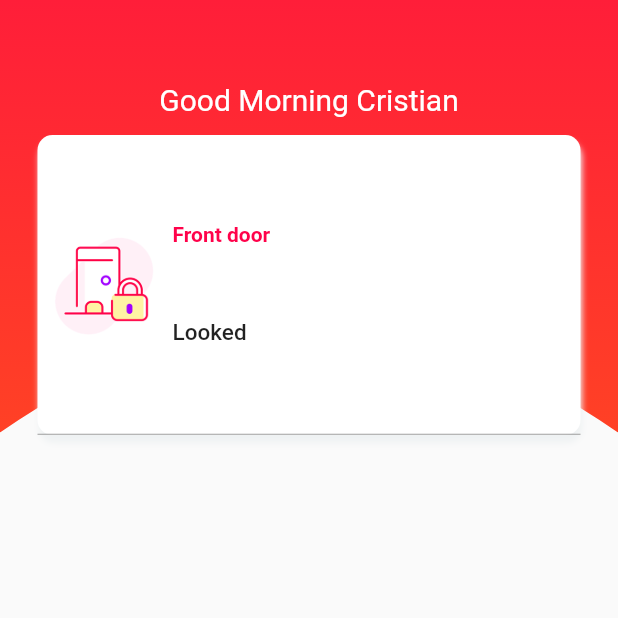
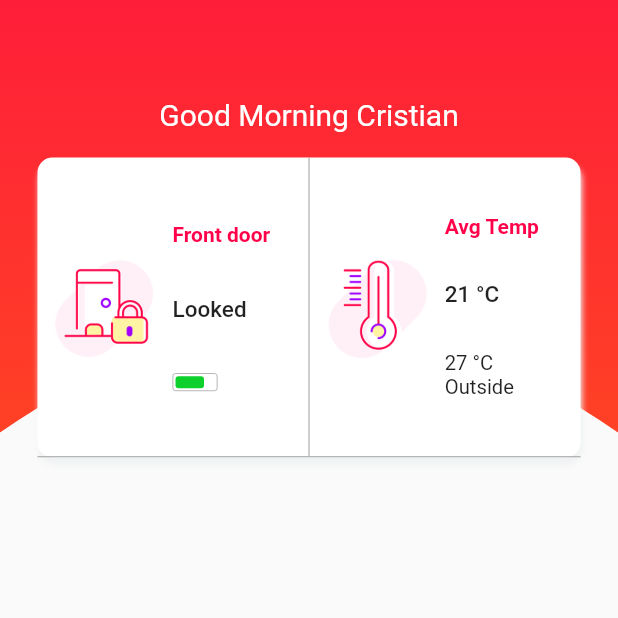
Before and after one commit to cristianfchq/flutter_smart_home_app, a Flutter app: the screen it shows after launch, on a phone screen of 412 x 824 dp, the top half of it. Run offline on Flutter 3.47's test engine with Material 2 defaults, Android fonts, the phone set to English and light mode, and no system bars; project files that could hold a hidden picture were left out.

Commit message:
commit 5 to put text Avg Temp and more image

```diff
--- a/lib/main.dart
+++ b/lib/main.dart
@@ -109,7 +109,7 @@ class _SmartHomeState extends State<SmartHome>
           ),
           Positioned(
             width: media.width,
-            top: 55,
+            top: 65,
             child: Container(
               alignment: Alignment.center,
               child: Text(
@@ -123,7 +123,7 @@ class _SmartHomeState extends State<SmartHome>
           ),
           Padding(
             padding: const EdgeInsets.only(
-              top: 90,
+              top: 105,
               left: 25,
               right: 25,
             ),
@@ -750,20 +750,104 @@ class _SmartHomeState extends State<SmartHome>
                       ),
                     ),
                   ),
-                  SizedBox(width: 10,),
+                  SizedBox(
+                    width: 10,
+                  ),
                   Expanded(
                     child: Column(
                       mainAxisAlignment: MainAxisAlignment.spaceEvenly,
                       crossAxisAlignment: CrossAxisAlignment.start,
                       children: <Widget>[
-                        Text("Front door",style:TextStyle(
-                          color: color,
-                          fontWeight: FontWeight.bold,
-                        ),),
-                        Text("Looked",style:TextStyle(
-                          fontSize: 15,
-                          fontWeight: FontWeight.w500,
-                        ),),
+                        Text(
+                          "Front door",
+                          style: TextStyle(
+                            color: color,
+                            fontWeight: FontWeight.bold,
+                          ),
+                        ),
+                        Text(
+                          "Looked",
+                          style: TextStyle(
+                            fontSize: 15,
+                            fontWeight: FontWeight.w500,
+                          ),
+                        ),
+                        Container(
+                          width: 30,
+                          height: 12,
+                          padding: const EdgeInsets.all(1.5),
+                          decoration: BoxDecoration(
+                            borderRadius: BorderRadius.circular(2),
+                            border: Border.all(
+                              color: Colors.grey,
+                              width: 0.5,
+                            ),
+                          ),
+                          child: Container(
+                            padding: const EdgeInsets.only(
+                              right: 7,
+                            ),
+                            child: Container(
+                              decoration: BoxDecoration(
+                                color: Color(0xff0ed02d),
+                                borderRadius: BorderRadius.circular(2),
+                              ),
+                            ),
+                          ),
+                        ),
+                      ],
+                    ),
+                  ),
+                ],
+              ),
+            ),
+          ),
+          VerticalDivider(
+            width: 1,
+            color: Colors.grey,
+          ),
+          Expanded(
+            child: Padding(
+              padding: const EdgeInsets.all(10.0),
+              child: Row(
+                children: <Widget>[
+                  Container(
+                    width: 70,
+                    decoration: BoxDecoration(
+                      image: DecorationImage(
+                        image: ExactAssetImage('assets/images/img3.png'),
+                        fit: BoxFit.contain,
+                      ),
+                    ),
+                  ),
+                  SizedBox(
+                    width: 10,
+                  ),
+                  Expanded(
+                    child: Column(
+                      mainAxisAlignment: MainAxisAlignment.spaceEvenly,
+                      crossAxisAlignment: CrossAxisAlignment.start,
+                      children: <Widget>[
+                        Text(
+                          "Avg Temp",
+                          style: TextStyle(
+                            color: color,
+                            fontWeight: FontWeight.bold,
+                          ),
+                        ),
+                        Text(
+                          "21 °C",
+                          style: TextStyle(
+                            fontSize: 15,
+                            fontWeight: FontWeight.w500,
+                          ),
+                        ),
+                        Text(
+                          "27 °C Outside",
+                          style: TextStyle(
+                            fontSize: 13.5,
+                          ),
+                        ),
                       ],
                     ),
                   ),
```
